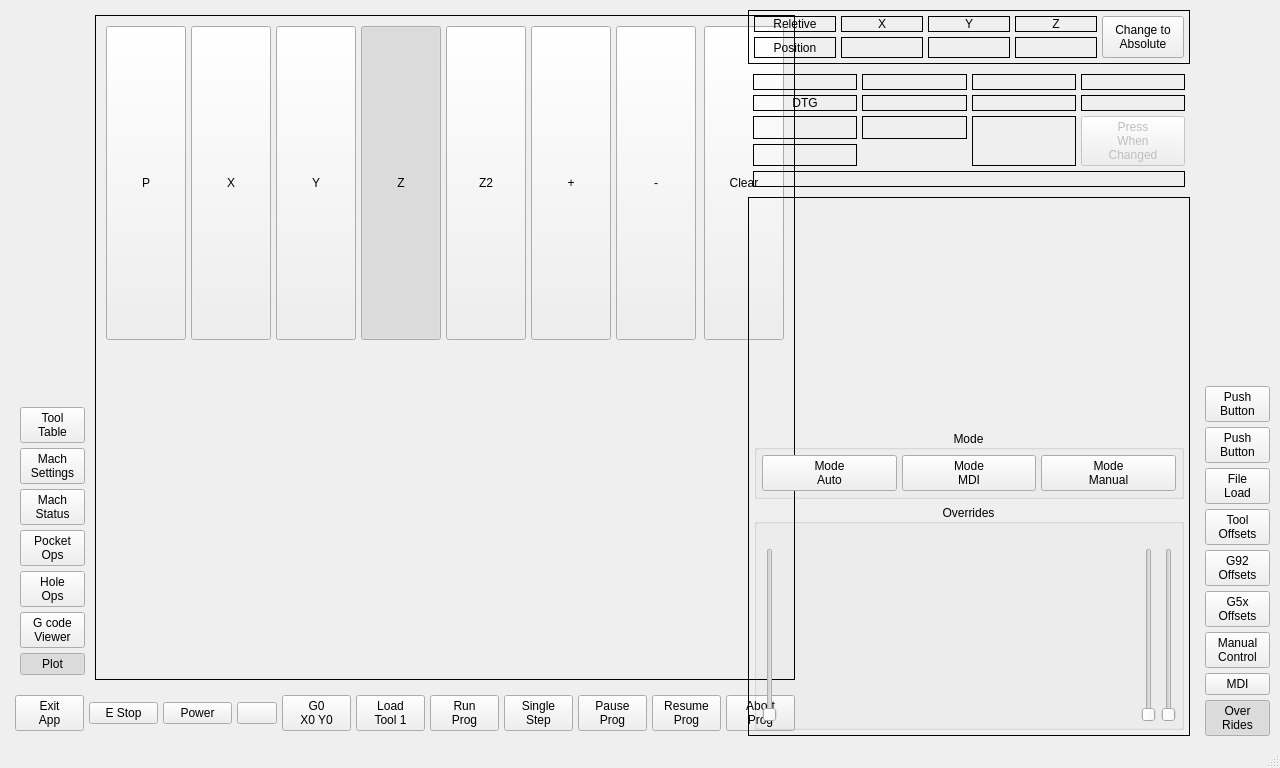
Old version of the form mill_touch_v6/ui/mainwindow.ui in the repository jethornton/mill_touch_v6.
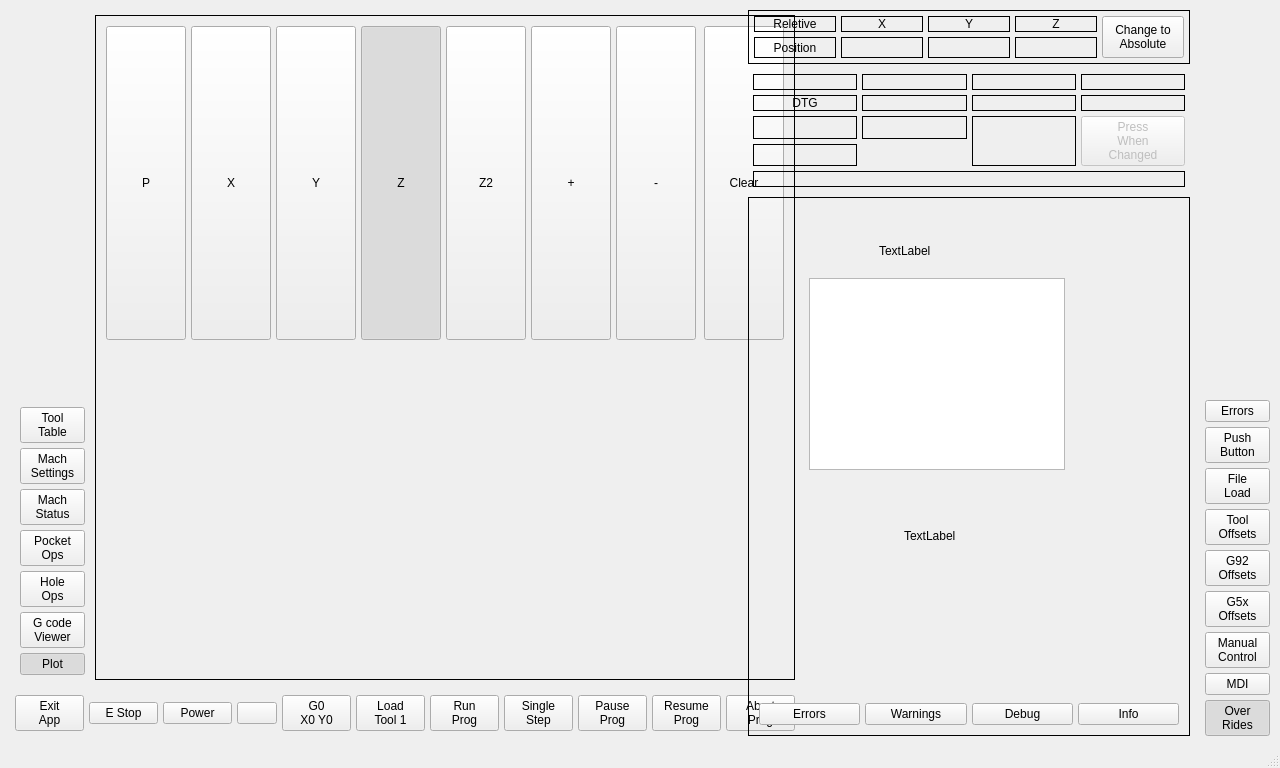
New version of the form. The open tabs and pages were chosen to show the change. Custom widgets are drawn as their Qt base class.

Commit message: wip add error notify

```diff
--- a/mill_touch_v6/ui/mainwindow.ui
+++ b/mill_touch_v6/ui/mainwindow.ui
@@ -6434,6 +6434,185 @@
           </layout>
          </widget>
          <widget class="QWidget" name="page_36"/>
+         <widget class="QWidget" name="page_37">
+          <layout class="QVBoxLayout" name="verticalLayout_12">
+           <item>
+            <widget class="QStackedWidget" name="notifyStkWidget">
+             <property name="currentIndex">
+              <number>0</number>
+             </property>
+             <widget class="QWidget" name="page_38">
+              <layout class="QVBoxLayout" name="verticalLayout_19">
+               <item>
+                <widget class="QListWidget" name="errorList"/>
+               </item>
+              </layout>
+             </widget>
+             <widget class="QWidget" name="page_39">
+              <widget class="QListWidget" name="warningList">
+               <property name="geometry">
+                <rect>
+                 <x>50</x>
+                 <y>80</y>
+                 <width>256</width>
+                 <height>192</height>
+                </rect>
+               </property>
+              </widget>
+              <widget class="QLabel" name="label_3">
+               <property name="geometry">
+                <rect>
+                 <x>150</x>
+                 <y>305</y>
+                 <width>61</width>
+                 <height>15</height>
+                </rect>
+               </property>
+               <property name="text">
+                <string>TextLabel</string>
+               </property>
+              </widget>
+             </widget>
+             <widget class="QWidget" name="page_40">
+              <widget class="QListWidget" name="debugList">
+               <property name="geometry">
+                <rect>
+                 <x>50</x>
+                 <y>70</y>
+                 <width>256</width>
+                 <height>192</height>
+                </rect>
+               </property>
+              </widget>
+              <widget class="QLabel" name="label_9">
+               <property name="geometry">
+                <rect>
+                 <x>135</x>
+                 <y>40</y>
+                 <width>61</width>
+                 <height>15</height>
+                </rect>
+               </property>
+               <property name="text">
+                <string>TextLabel</string>
+               </property>
+              </widget>
+             </widget>
+             <widget class="QWidget" name="page_41">
+              <widget class="QListWidget" name="infoList">
+               <property name="geometry">
+                <rect>
+                 <x>55</x>
+                 <y>75</y>
+                 <width>256</width>
+                 <height>192</height>
+                </rect>
+               </property>
+              </widget>
+              <widget class="QLabel" name="label_10">
+               <property name="geometry">
+                <rect>
+                 <x>125</x>
+                 <y>40</y>
+                 <width>61</width>
+                 <height>15</height>
+                </rect>
+               </property>
+               <property name="text">
+                <string>TextLabel</string>
+               </property>
+              </widget>
+              <widget class="QLabel" name="label_12">
+               <property name="geometry">
+                <rect>
+                 <x>150</x>
+                 <y>325</y>
+                 <width>61</width>
+                 <height>15</height>
+                </rect>
+               </property>
+               <property name="text">
+                <string>TextLabel</string>
+               </property>
+              </widget>
+             </widget>
+            </widget>
+           </item>
+           <item>
+            <widget class="QWidget" name="horizontalWidget" native="true">
+             <layout class="QHBoxLayout" name="horizontalLayout_12">
+              <property name="spacing">
+               <number>5</number>
+              </property>
+              <property name="leftMargin">
+               <number>5</number>
+              </property>
+              <property name="topMargin">
+               <number>5</number>
+              </property>
+              <property name="rightMargin">
+               <number>5</number>
+              </property>
+              <property name="bottomMargin">
+               <number>5</number>
+              </property>
+              <item>
+               <widget class="QPushButton" name="pushButton_150">
+                <property name="text">
+                 <string>Errors</string>
+                </property>
+                <property name="page" stdset="0">
+                 <number>0</number>
+                </property>
+                <attribute name="buttonGroup">
+                 <string notr="true">notifyNavBtns</string>
+                </attribute>
+               </widget>
+              </item>
+              <item>
+               <widget class="QPushButton" name="pushButton_146">
+                <property name="text">
+                 <string>Warnings</string>
+                </property>
+                <property name="page" stdset="0">
+                 <number>1</number>
+                </property>
+                <attribute name="buttonGroup">
+                 <string notr="true">notifyNavBtns</string>
+                </attribute>
+               </widget>
+              </item>
+              <item>
+               <widget class="QPushButton" name="pushButton_145">
+                <property name="text">
+                 <string>Debug</string>
+                </property>
+                <property name="page" stdset="0">
+                 <number>2</number>
+                </property>
+                <attribute name="buttonGroup">
+                 <string notr="true">notifyNavBtns</string>
+                </attribute>
+               </widget>
+              </item>
+              <item>
+               <widget class="QPushButton" name="pushButton_140">
+                <property name="text">
+                 <string>Info</string>
+                </property>
+                <property name="page" stdset="0">
+                 <number>3</number>
+                </property>
+                <attribute name="buttonGroup">
+                 <string notr="true">notifyNavBtns</string>
+                </attribute>
+               </widget>
+              </item>
+             </layout>
+            </widget>
+           </item>
+          </layout>
+         </widget>
         </widget>
        </item>
       </layout>
@@ -6479,8 +6658,7 @@
        <item>
         <widget class="QPushButton" name="pushButton_20">
          <property name="text">
-          <string>Push
-Button</string>
+          <string>Errors</string>
          </property>
          <property name="checkable">
           <bool>true</bool>
```
Left out of the diff: 11 changed lines with no effect on the pictures. The commit also changes 2 other files.
